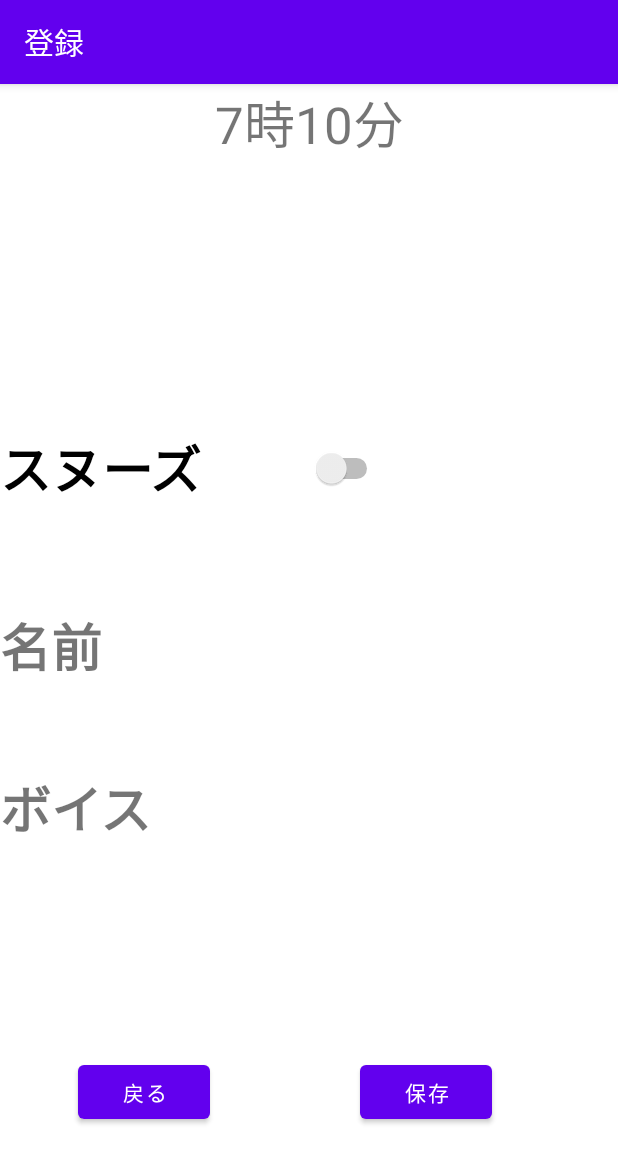
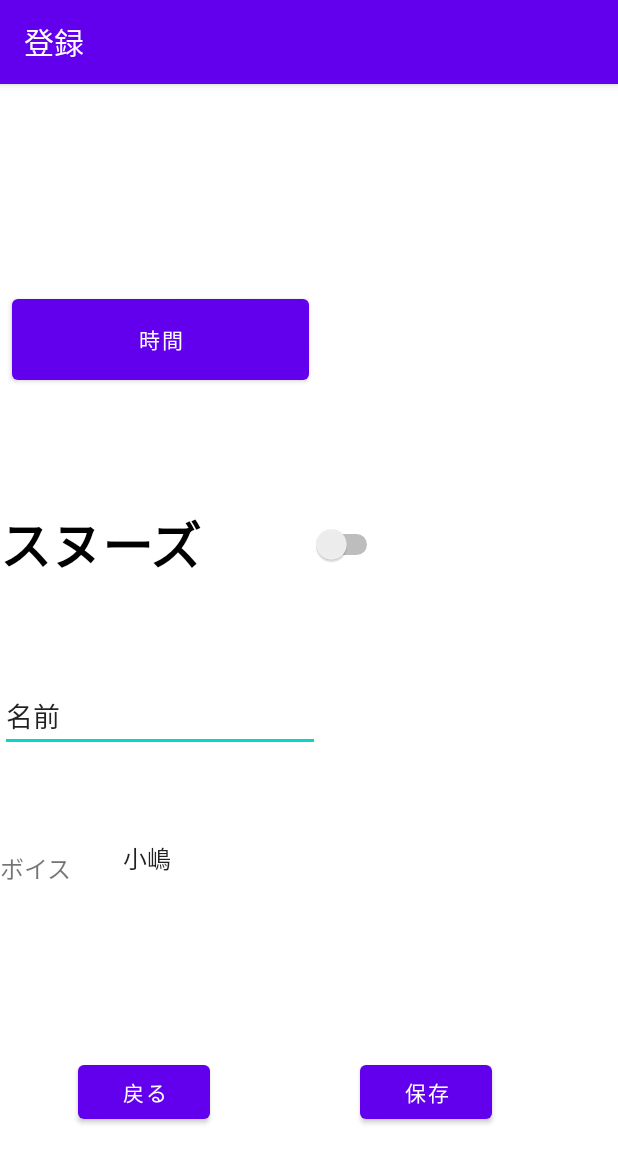
Before and after one commit to okazaki05/Alarm_register_1215, an Android app: the screen it shows after launch (Alarm_register), on a phone screen of 412 x 824 dp. Shown: the top 1163 px of the screen. Run offline under Robolectric (Android 15) with nearby library versions, the light colour scheme and no system bars.

Commit message:
うんち

```diff
--- a/app/src/main/java/com/websarva/wings/android/alarm_register/Alarm_register.java
+++ b/app/src/main/java/com/websarva/wings/android/alarm_register/Alarm_register.java
@@ -2,7 +2,13 @@ package com.websarva.wings.android.alarm_register;
 
 import androidx.appcompat.app.AppCompatActivity;
 
+import android.app.TimePickerDialog;
 import android.os.Bundle;
+import android.view.View;
+import android.widget.TimePicker;
+import android.widget.Toast;
+
+import java.util.Calendar;
 
 public class Alarm_register extends AppCompatActivity {
 
@@ -11,4 +17,22 @@ public class Alarm_register extends AppCompatActivity {
         super.onCreate(savedInstanceState);
         setContentView(R.layout.activity_alarm_register);
     }
+
+    public void nya(View v){
+
+        final Calendar calendar = Calendar.getInstance();
+        final int hour = calendar.get(Calendar.HOUR_OF_DAY);
+        final int minute = calendar.get(Calendar.MINUTE);
+
+        final TimePickerDialog timePickerDialog = new TimePickerDialog(this,
+                new TimePickerDialog.OnTimeSetListener() {
+                    @Override
+                    public void onTimeSet(TimePicker view, int hourOfDay, int minute) {
+                        Toast.makeText(Alarm_register.this, hourOfDay+"時"+minute+"分", Toast.LENGTH_LONG).show();
+
+                    }
+                }, hour, minute, true);
+        timePickerDialog.show();
+    }
+
 }
--- a/app/src/main/res/layout/activity_alarm_register.xml
+++ b/app/src/main/res/layout/activity_alarm_register.xml
@@ -6,50 +6,20 @@
     android:layout_height="match_parent"
     tools:context=".Alarm_register">
 
+
+
+
     <TextView
 
         android:id="@+id/textView6"
         android:layout_width="wrap_content"
         android:layout_height="wrap_content"
         app:layout_constraintBottom_toBottomOf="parent"
+        app:layout_constraintHorizontal_bias="0.501"
         app:layout_constraintLeft_toLeftOf="parent"
         app:layout_constraintRight_toRightOf="parent"
-        app:layout_constraintTop_toTopOf="parent" />
-
-
-
-
-    <TextView
-        android:id="@+id/textView2"
-        android:layout_width="wrap_content"
-        android:layout_height="wrap_content"
-        android:text="7時10分"
-        android:textSize="34sp"
-        app:layout_constraintEnd_toEndOf="parent"
-        app:layout_constraintStart_toStartOf="parent"
-        tools:layout_editor_absoluteY="120dp" />
-
-    <TextView
-        android:id="@+id/textView4"
-        android:layout_width="wrap_content"
-        android:layout_height="wrap_content"
-        android:layout_marginBottom="368dp"
-        android:text="@string/textView4"
-        android:textSize="34sp"
-        android:textStyle="bold"
-        app:layout_constraintBottom_toBottomOf="parent"
-        app:layout_constraintStart_toStartOf="parent" />
-
-    <TextView
-        android:id="@+id/textView5"
-        android:layout_width="wrap_content"
-        android:layout_height="wrap_content"
-        android:layout_marginBottom="260dp"
-        android:text="@string/textView5"
-        android:textSize="34sp"
-        android:textStyle="bold"
-        app:layout_constraintBottom_toBottomOf="parent"
-        app:layout_constraintStart_toStartOf="parent" />
+        app:layout_constraintTop_toTopOf="parent"
+        app:layout_constraintVertical_bias="0.55" />
 
     <Button
         android:id="@+id/button"
@@ -75,12 +45,73 @@
         android:id="@+id/switch1"
         android:layout_width="255dp"
         android:layout_height="80dp"
-        android:layout_marginBottom="472dp"
         android:text="@string/switch1"
         android:textSize="34sp"
         android:textStyle="bold"
         app:layout_constraintBottom_toBottomOf="parent"
-        app:layout_constraintStart_toStartOf="parent" />
+        app:layout_constraintEnd_toEndOf="parent"
+        app:layout_constraintHorizontal_bias="0.0"
+        app:layout_constraintStart_toStartOf="parent"
+        app:layout_constraintTop_toTopOf="parent"
+        app:layout_constraintVertical_bias="0.388" />
+
+    <Button
+        android:id="@+id/button3"
+        android:layout_width="198dp"
+        android:layout_height="66dp"
+        android:onClick="nya"
+        android:text="@string/button3"
+        app:layout_constraintBottom_toBottomOf="parent"
+        app:layout_constraintEnd_toEndOf="parent"
+        app:layout_constraintHorizontal_bias="0.037"
+        app:layout_constraintStart_toStartOf="parent"
+        app:layout_constraintTop_toTopOf="parent"
+        app:layout_constraintVertical_bias="0.196" />
+
+    <EditText
+        android:id="@+id/editText1"
+        android:layout_width="wrap_content"
+        android:layout_height="wrap_content"
+        android:ems="10"
+        android:inputType="textPersonName"
+        android:text="@string/editText1"
+        app:layout_constraintBottom_toBottomOf="parent"
+        app:layout_constraintEnd_toEndOf="parent"
+        app:layout_constraintHorizontal_bias="0.0"
+        app:layout_constraintStart_toStartOf="parent"
+        app:layout_constraintTop_toTopOf="parent"
+        app:layout_constraintVertical_bias="0.552" />
+
+    <Spinner
+        android:id="@+id/sp_teacher"
+        android:layout_width="93dp"
+        android:layout_height="47dp"
+        android:background="#ffffff"
+        android:entries="@array/sp_teacher"
+        android:paddingTop="5dp"
+        android:paddingBottom="5dp"
+        app:layout_constraintBottom_toBottomOf="parent"
+        app:layout_constraintEnd_toEndOf="parent"
+        app:layout_constraintHorizontal_bias="0.232"
+        app:layout_constraintStart_toStartOf="parent"
+        app:layout_constraintTop_toTopOf="parent"
+        app:layout_constraintVertical_bias="0.684"
+        tools:ignore="MissingConstraints" />
+
+    <TextView
+        android:id="@+id/textView7"
+        android:layout_width="74dp"
+        android:layout_height="30dp"
+        android:text="@string/textView7"
+        android:textSize="16sp"
+        app:layout_constraintBottom_toBottomOf="parent"
+        app:layout_constraintEnd_toEndOf="parent"
+        app:layout_constraintHorizontal_bias="0.0"
+        app:layout_constraintStart_toStartOf="parent"
+        app:layout_constraintTop_toTopOf="parent"
+        app:layout_constraintVertical_bias="0.692" />
+
+
 
 
 </androidx.constraintlayout.widget.ConstraintLayout>
--- a/app/src/main/res/values/strings.xml
+++ b/app/src/main/res/values/strings.xml
@@ -1,9 +1,19 @@
 <resources>
     <string name="app_name">登録</string>
-    <string name="text">7時10分</string>
-    <string name="textView4">名前</string>
-    <string name="textView5">ボイス</string>
     <string name="button">戻る</string>
     <string name="button2">保存</string>
+    <string name="button3">時間</string>
     <string name="switch1">スヌーズ</string>
+    <string name="editText1">名前</string>
+    <string name="spinner1">先生</string>
+    <string name="textView7">ボイス</string>
+
+    <string-array name="sp_teacher">
+        <item>小嶋</item>
+        <item>村井</item>
+        <item>松井</item>
+        <item>木村</item>
+    </string-array>
+
+
 </resources>
```
